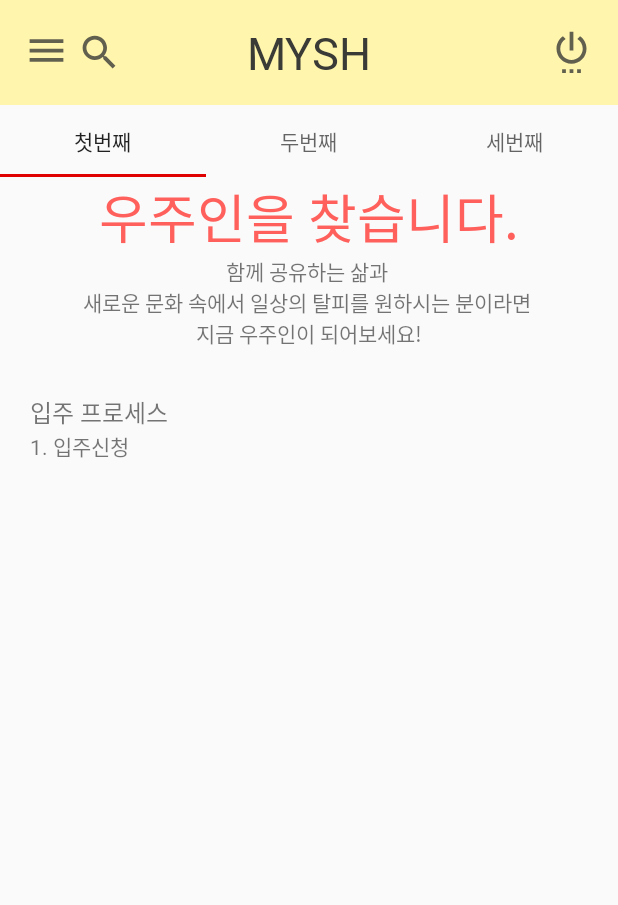
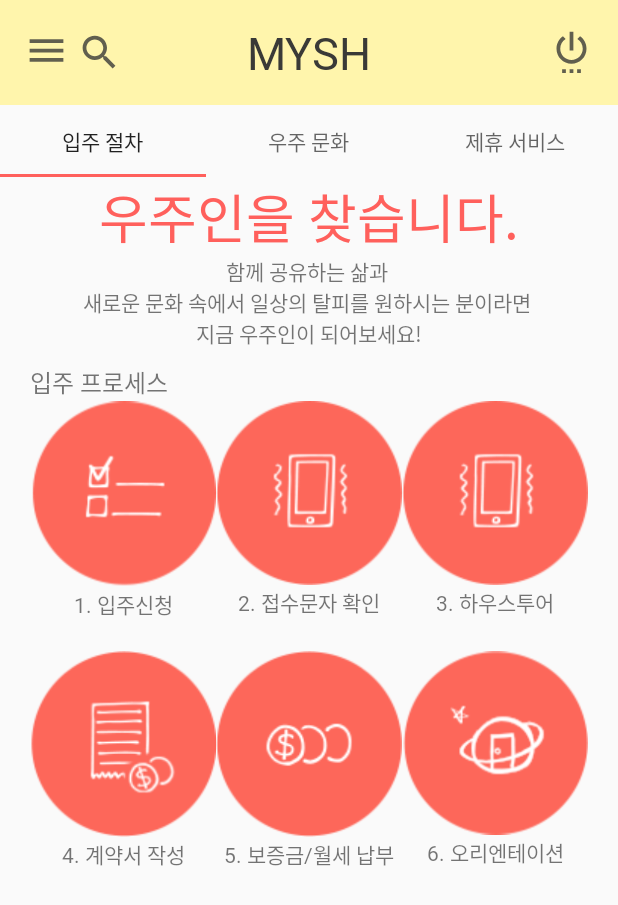
Before and after one commit to littlemary1379/ShareHouse-android-project, an Android app: the MoveInActivity screen opened directly, with no data from a screen before it, on a phone screen of 412 x 824 dp. Shown: the top 905 px of the screen. Run offline under Robolectric (Android 15) with nearby library versions, the phone set to English and light mode, and no system bars.

Commit message:
첫번째 프래그먼트 내용 추가

```diff
--- a/app/src/main/java/com/mary/sharehouseproject/MoveInActivity.java
+++ b/app/src/main/java/com/mary/sharehouseproject/MoveInActivity.java
@@ -53,9 +53,9 @@ public class MoveInActivity extends AppCompatActivity {
         viewPager.setAdapter(adapter);
         tabLayout.setupWithViewPager(viewPager);
 
-        tabLayout.getTabAt(0).setText("첫번째");
-        tabLayout.getTabAt(1).setText("두번째");
-        tabLayout.getTabAt(2).setText("세번째");
+        tabLayout.getTabAt(0).setText("입주 절차");
+        tabLayout.getTabAt(1).setText("우주 문화");
+        tabLayout.getTabAt(2).setText("제휴 서비스");
 
         initToolbarListener();
 
--- a/app/src/main/res/layout/housemanual_viewpage1.xml
+++ b/app/src/main/res/layout/housemanual_viewpage1.xml
@@ -1,59 +1,189 @@
 <?xml version="1.0" encoding="utf-8"?>
 <LinearLayout xmlns:android="http://schemas.android.com/apk/res/android"
+    xmlns:app="http://schemas.android.com/apk/res-auto"
     android:layout_width="match_parent"
     android:layout_height="match_parent"
-    xmlns:app="http://schemas.android.com/apk/res-auto"
     android:orientation="vertical">
 
     <TextView
         android:layout_width="match_parent"
         android:layout_height="wrap_content"
+        android:fontFamily="@font/notosanskr_bold"
         android:gravity="center"
         android:text="우주인을 찾습니다."
-        android:textSize="35sp"
         android:textColor="@color/colorMainChorale"
-        android:fontFamily="@font/notosanskr_bold"
-        />
+        android:textSize="35sp" />
+
     <TextView
         android:layout_width="match_parent"
         android:layout_height="wrap_content"
         android:gravity="center"
-        android:text="함께 공유하는 삶과 \n새로운 문화 속에서 일상의 탈피를 원하시는 분이라면 \n지금 우주인이 되어보세요!"
-        />
+        android:text="함께 공유하는 삶과 \n새로운 문화 속에서 일상의 탈피를 원하시는 분이라면 \n지금 우주인이 되어보세요!" />
+
     <androidx.constraintlayout.widget.ConstraintLayout
-        android:layout_marginTop="30dp"
         android:layout_width="match_parent"
         android:layout_height="wrap_content"
-        >
+        android:layout_marginTop="10dp">
+
         <TextView
             android:id="@+id/tv_movein_process1"
             android:layout_width="match_parent"
             android:layout_height="wrap_content"
             android:layout_marginStart="20dp"
+            android:fontFamily="@font/notosanskr_bold"
             android:text="입주 프로세스"
             android:textSize="16sp"
-            android:fontFamily="@font/notosanskr_bold"
-            app:layout_constraintTop_toTopOf="parent"
             app:layout_constraintStart_toStartOf="parent"
-            />
+            app:layout_constraintTop_toTopOf="parent" />
+
         <LinearLayout
-            android:layout_width="wrap_content"
+            android:id="@+id/layout_process_layout1"
+            android:layout_width="match_parent"
             android:layout_height="wrap_content"
-            android:layout_marginStart="20dp"
-            android:orientation="vertical"
-            app:layout_constraintTop_toBottomOf="@id/tv_movein_process1"
-            app:layout_constraintStart_toStartOf="parent"
-            >
-            <TextView
-                android:layout_width="match_parent"
+            android:orientation="horizontal"
+            app:layout_constraintTop_toBottomOf="@id/tv_movein_process1">
+
+            <LinearLayout
+                android:id="@+id/layout_process1"
+                android:layout_width="0dp"
                 android:layout_height="wrap_content"
-                android:text="1. 입주신청"
-                android:fontFamily="@font/notosanskr_light"/>
+                android:layout_marginStart="20dp"
+                android:layout_weight="10"
+                android:orientation="vertical">
 
+                <ImageView
+                    android:layout_width="wrap_content"
+                    android:layout_height="wrap_content"
+                    android:src="@drawable/movein_process_img1" />
+
+                <TextView
+                    android:layout_width="match_parent"
+                    android:layout_height="wrap_content"
+                    android:fontFamily="@font/notosanskr_bold"
+                    android:gravity="center"
+                    android:text="1. 입주신청" />
+
+            </LinearLayout>
+
+            <LinearLayout
+                android:id="@+id/layout_process2"
+                android:layout_width="0dp"
+                android:layout_height="wrap_content"
+                android:layout_weight="10"
+                android:orientation="vertical">
+
+                <ImageView
+                    android:layout_width="wrap_content"
+                    android:layout_height="wrap_content"
+                    android:src="@drawable/movein_process_img2" />
+
+                <TextView
+                    android:layout_width="match_parent"
+                    android:layout_height="wrap_content"
+                    android:fontFamily="@font/notosanskr_bold"
+                    android:gravity="center"
+                    android:text="2. 접수문자 확인" />
+
+            </LinearLayout>
+
+            <LinearLayout
+                android:id="@+id/layout_process3"
+                android:layout_width="0dp"
+                android:layout_height="wrap_content"
+                android:layout_marginEnd="20dp"
+                android:layout_weight="10"
+                android:orientation="vertical">
+
+                <ImageView
+                    android:layout_width="wrap_content"
+                    android:layout_height="wrap_content"
+                    android:src="@drawable/movein_process_img2" />
+
+                <TextView
+                    android:layout_width="match_parent"
+                    android:layout_height="wrap_content"
+                    android:fontFamily="@font/notosanskr_bold"
+                    android:gravity="center"
+                    android:text="3. 하우스투어" />
+
+            </LinearLayout>
+        </LinearLayout>
+
+        <LinearLayout
+            android:id="@+id/layout_process_layout2"
+            android:layout_width="match_parent"
+            android:layout_height="wrap_content"
+            android:orientation="horizontal"
+            android:layout_marginTop="20dp"
+            app:layout_constraintTop_toBottomOf="@id/layout_process_layout1">
+
+            <LinearLayout
+                android:id="@+id/layout_process4"
+                android:layout_width="0dp"
+                android:layout_height="wrap_content"
+                android:layout_marginStart="20dp"
+                android:layout_weight="10"
+                android:orientation="vertical">
+
+                <ImageView
+                    android:layout_width="wrap_content"
+                    android:layout_height="wrap_content"
+                    android:src="@drawable/movein_process_img4" />
+
+                <TextView
+                    android:layout_width="match_parent"
+                    android:layout_height="wrap_content"
+                    android:fontFamily="@font/notosanskr_bold"
+                    android:gravity="center"
+                    android:text="4. 계약서 작성" />
+
+            </LinearLayout>
+
+            <LinearLayout
+                android:id="@+id/layout_process5"
+                android:layout_width="0dp"
+                android:layout_height="wrap_content"
+                android:layout_weight="10"
+                android:orientation="vertical">
+
+                <ImageView
+                    android:layout_width="wrap_content"
+                    android:layout_height="wrap_content"
+                    android:src="@drawable/movein_process_img5" />
+
+                <TextView
+                    android:layout_width="match_parent"
+                    android:layout_height="wrap_content"
+                    android:fontFamily="@font/notosanskr_bold"
+                    android:gravity="center"
+                    android:text="5. 보증금/월세 납부" />
+
+            </LinearLayout>
+
+            <LinearLayout
+                android:id="@+id/layout_process6"
+                android:layout_width="0dp"
+                android:layout_height="wrap_content"
+                android:layout_marginEnd="20dp"
+                android:layout_weight="10"
+                android:orientation="vertical">
+
+                <ImageView
+                    android:layout_width="wrap_content"
+                    android:layout_height="wrap_content"
+                    android:src="@drawable/movein_process_img6" />
+
+                <TextView
+                    android:layout_width="match_parent"
+                    android:layout_height="wrap_content"
+                    android:fontFamily="@font/notosanskr_bold"
+                    android:gravity="center"
+                    android:text="6. 오리엔테이션" />
+
+            </LinearLayout>
         </LinearLayout>
 
     </androidx.constraintlayout.widget.ConstraintLayout>
 
 
-
 </LinearLayout>
--- a/app/src/main/res/values/styles.xml
+++ b/app/src/main/res/values/styles.xml
@@ -4,7 +4,7 @@
         <!-- Customize your theme here. -->
         <item name="colorPrimary">@color/colorPrimary</item>
         <item name="colorPrimaryDark">#000000</item>
-        <item name="colorAccent">#df0000</item>
+        <item name="colorAccent">#FF605C</item>
 
     </style>
 </resources>
```
Also changed, not shown: app/src/main/res/drawable/house_manual_src/img_process1.png (added), app/src/main/res/drawable/movein_process_img1.jpg (added), app/src/main/res/drawable/movein_process_img2.jpg (added), app/src/main/res/drawable/movein_process_img3.jpg (added), app/src/main/res/drawable/movein_process_img4.jpg (added), app/src/main/res/drawable/movein_process_img5.jpg (added), app/src/main/res/drawable/movein_process_img6.jpg (added).
